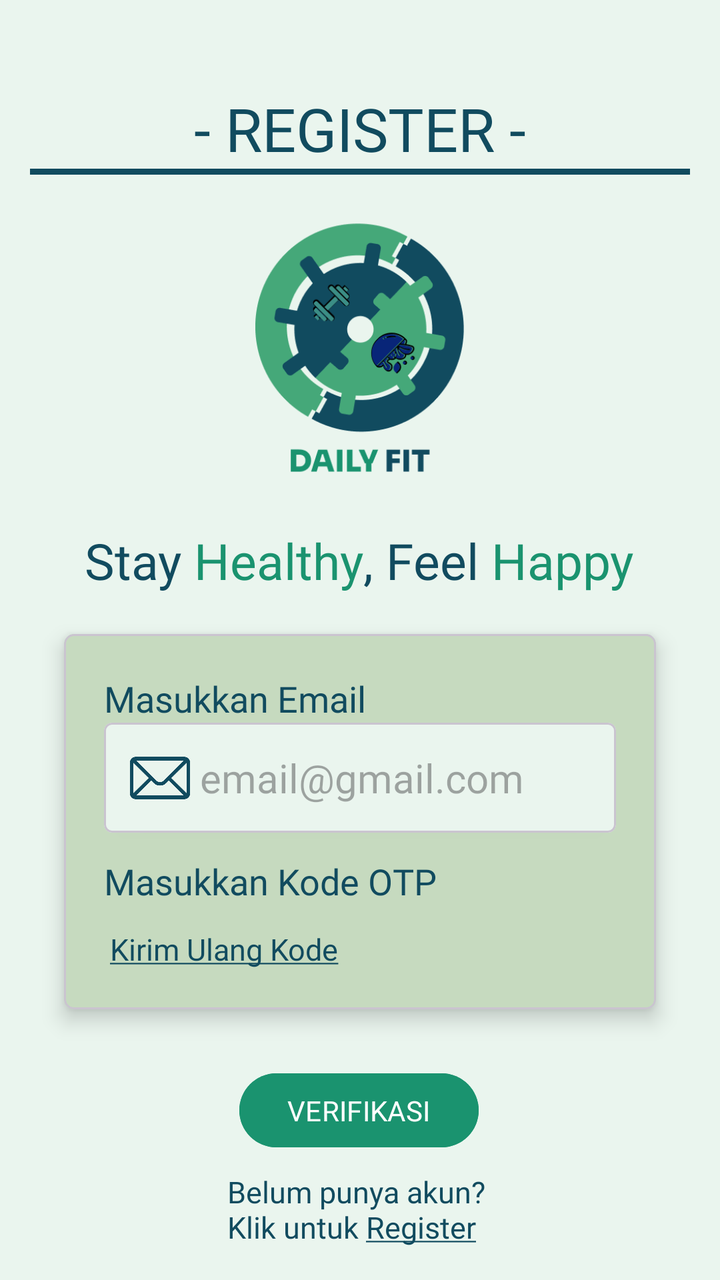
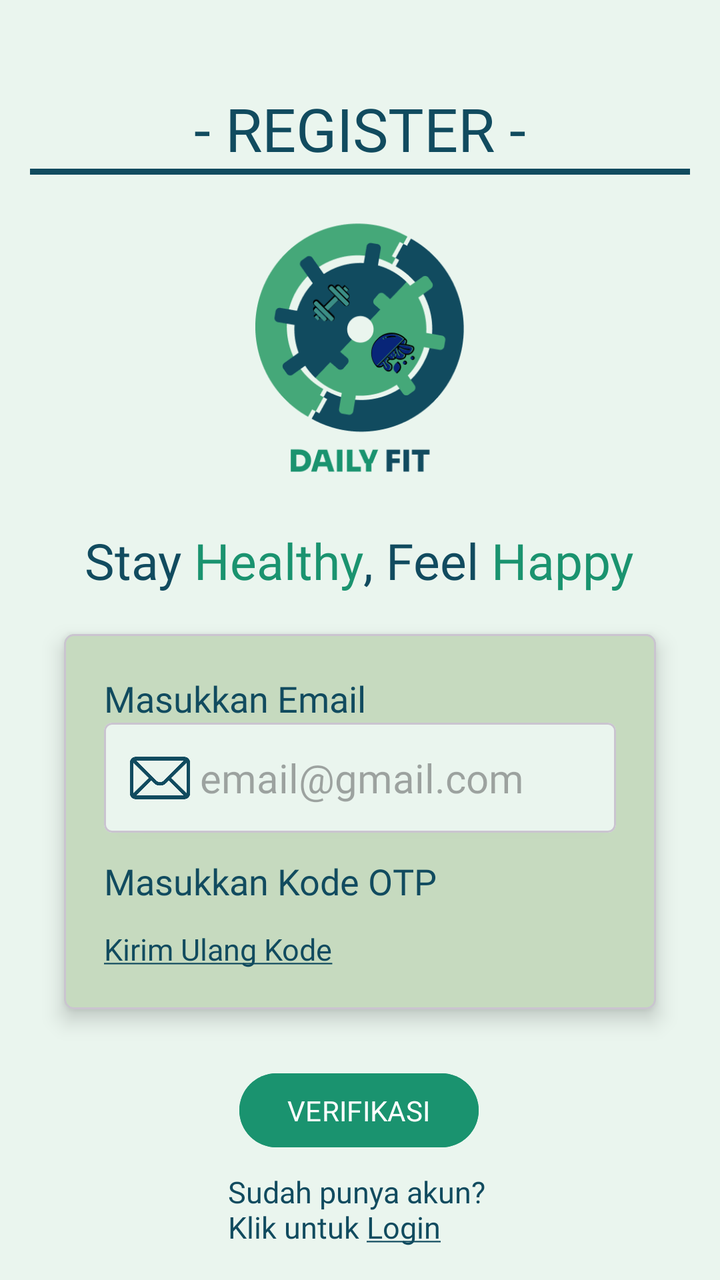

Compare the two renders of this Android layout. The source of the first and the diff that turns it into the second are given below.
<!-- AndroidManifest.xml: application theme Theme.Sherine_TIA -->
<!-- res/layout/activity_register.xml -->
<?xml version="1.0" encoding="utf-8"?>
<androidx.constraintlayout.widget.ConstraintLayout xmlns:android="http://schemas.android.com/apk/res/android"
    xmlns:app="http://schemas.android.com/apk/res-auto"
    xmlns:tools="http://schemas.android.com/tools"
    android:id="@+id/main"
    android:layout_width="match_parent"
    android:layout_height="match_parent"
    android:background="@color/bgColour"
    tools:context=".RegisterActivity">

    <ImageView
        android:id="@+id/imageView"
        android:layout_width="189dp"
        android:layout_height="150dp"
        android:layout_marginTop="9dp"
        app:layout_constraintEnd_toEndOf="parent"
        app:layout_constraintStart_toStartOf="parent"
        app:layout_constraintTop_toBottomOf="@+id/head"
        app:srcCompat="@drawable/logo_daily_fit" />

    <View
        android:id="@+id/toolbarLine"
        android:layout_width="330dp"
        android:layout_height="3dp"
        android:layout_gravity="bottom"
        android:background="@color/blue"
        app:layout_constraintEnd_toEndOf="parent"
        app:layout_constraintStart_toStartOf="parent"
        app:layout_constraintTop_toBottomOf="@+id/head" />

    <TextView
        android:id="@+id/textView"
        android:layout_width="wrap_content"
        android:layout_height="wrap_content"
        android:layout_marginTop="20dp"
        android:fontFamily="@font/nunito_bold"
        android:text="@string/tagline"
        android:textColor="@color/blue"
        android:textSize="25sp"
        app:layout_constraintEnd_toEndOf="parent"
        app:layout_constraintHorizontal_bias="0.497"
        app:layout_constraintStart_toStartOf="parent"
        app:layout_constraintTop_toBottomOf="@+id/imageView" />

    <com.google.android.material.card.MaterialCardView
        android:id="@+id/cardViewInput"
        android:layout_width="0dp"
        android:layout_height="wrap_content"
        android:layout_marginHorizontal="32dp"
        android:layout_marginTop="20dp"
        android:backgroundTint="@color/cardBg"
        app:cardCornerRadius="5dp"
        app:cardElevation="6dp"
        app:layout_constraintBottom_toTopOf="@+id/btnLogin"
        app:layout_constraintEnd_toEndOf="parent"
        app:layout_constraintStart_toStartOf="parent"
        app:layout_constraintTop_toBottomOf="@+id/textView">

        <androidx.constraintlayout.widget.ConstraintLayout
            android:layout_width="match_parent"
            android:layout_height="wrap_content"
            android:paddingHorizontal="20dp"
            android:paddingVertical="20dp">

            <TextView
                android:id="@+id/txtEmail"
                android:layout_width="wrap_content"
                android:layout_height="wrap_content"
                android:fontFamily="@font/nunito_medium"
                android:text="Masukkan Email"
                android:textColor="@color/blue"
                android:textSize="18sp"
                app:layout_constraintStart_toStartOf="parent"
                app:layout_constraintTop_toTopOf="parent" />

            <com.google.android.material.card.MaterialCardView
                android:id="@+id/cardViewInputEmail"
                android:layout_width="0dp"
                android:layout_height="wrap_content"
                android:backgroundTint="@color/bgColour"
                app:cardCornerRadius="4dp"
                app:cardElevation="2dp"
                app:layout_constraintEnd_toEndOf="parent"
                app:layout_constraintStart_toStartOf="parent"
                app:layout_constraintTop_toBottomOf="@+id/txtEmail">

                <androidx.constraintlayout.widget.ConstraintLayout
                    android:layout_width="match_parent"
                    android:layout_height="wrap_content"
                    android:padding="5dp">

                    <ImageView
                        android:id="@+id/user_img"
                        android:layout_width="30dp"
                        android:layout_height="30dp"
                        android:layout_marginStart="8dp"
                        app:layout_constraintBottom_toBottomOf="parent"
                        app:layout_constraintStart_toStartOf="parent"
                        app:layout_constraintTop_toTopOf="parent"
                        app:srcCompat="@drawable/email"
                        app:tint="@color/blue" />

                    <EditText
                        android:id="@+id/edtUsername"
                        android:layout_width="0dp"
                        android:layout_height="45dp"
                        android:layout_marginStart="5dp"
                        android:background="@android:color/transparent"
                        android:ems="10"
                        android:fontFamily="@font/nunito_medium"
                        android:hint="email@gmail.com"
                        android:inputType="text"
                        android:textColor="@color/blue"
                        android:textSize="20sp"
                        app:layout_constraintBottom_toBottomOf="@+id/user_img"
                        app:layout_constraintEnd_toEndOf="parent"
                        app:layout_constraintHorizontal_bias="0.0"
                        app:layout_constraintStart_toEndOf="@+id/user_img"
                        app:layout_constraintTop_toTopOf="@+id/user_img" />

                </androidx.constraintlayout.widget.ConstraintLayout>
            </com.google.android.material.card.MaterialCardView>


            <TextView
                android:id="@+id/textRememberMe2"
                android:layout_width="120dp"
                android:layout_height="wrap_content"
                android:fontFamily="@font/nunito_regular"
                android:text="@string/txtKode"
                android:textAlignment="center"
                android:textColor="@color/blue"
                android:textSize="15sp"
                app:layout_constraintEnd_toEndOf="parent"
                app:layout_constraintHorizontal_bias="0.0"
                app:layout_constraintStart_toStartOf="parent"
                app:layout_constraintTop_toBottomOf="@+id/otpContainer" />

            <TextView
                android:id="@+id/txtOTP"
                android:layout_width="170dp"
                android:layout_height="28dp"
                android:layout_marginTop="12dp"
                android:fontFamily="@font/nunito_medium"
                android:text="Masukkan Kode OTP"
                android:textColor="@color/blue"
                android:textSize="18sp"
                app:layout_constraintStart_toStartOf="parent"
                app:layout_constraintTop_toBottomOf="@+id/cardViewInputEmail" />


            <LinearLayout
                android:id="@+id/otpContainer"
                android:layout_width="0dp"
                android:layout_height="wrap_content"
                android:layout_marginTop="8dp"
                android:gravity="center"
                android:orientation="horizontal"
                app:layout_constraintTop_toBottomOf="@id/txtOTP"
                app:layout_constraintStart_toStartOf="parent"
                app:layout_constraintEnd_toEndOf="parent"
                tools:layout="@layout/otp_code"
                tools:layoutPreviewChildCount="5">

            </LinearLayout>

        </androidx.constraintlayout.widget.ConstraintLayout>

    </com.google.android.material.card.MaterialCardView>

    <Button
        android:id="@+id/btnLogin"
        android:layout_width="wrap_content"
        android:layout_height="45dp"
        android:layout_marginHorizontal="32dp"
        android:layout_marginTop="28dp"
        android:backgroundTint="@color/green"
        android:fontFamily="@font/nunito_medium"
        android:text="VERIFIKASI"
        app:layout_constraintEnd_toEndOf="parent"
        app:layout_constraintHorizontal_bias="0.498"
        app:layout_constraintStart_toStartOf="parent"
        app:layout_constraintTop_toBottomOf="@+id/cardViewInput" />

    <TextView
        android:id="@+id/textView2"
        android:layout_width="wrap_content"
        android:layout_height="wrap_content"
        android:layout_marginTop="8dp"
        android:clickable="true"
        android:focusable="true"
        android:fontFamily="@font/nunito_regular"
        android:text="@string/txtRegister"
        android:textColor="@color/blue"
        android:textSize="15sp"
        app:layout_constraintEnd_toEndOf="parent"
        app:layout_constraintStart_toStartOf="parent"
        app:layout_constraintTop_toBottomOf="@+id/btnLogin" />

    <TextView
        android:id="@+id/head"
        android:layout_width="wrap_content"
        android:layout_height="wrap_content"
        android:layout_marginTop="44dp"
        android:fontFamily="@font/sora_bold"
        android:text="- REGISTER -"
        android:textColor="@color/blue"
        android:textSize="30sp"
        app:layout_constraintEnd_toEndOf="parent"
        app:layout_constraintStart_toStartOf="parent"
        app:layout_constraintTop_toTopOf="parent" />

    <Button
        android:id="@+id/btnRegister"
        android:layout_width="67dp"
        android:layout_height="18dp"
        android:background="@android:color/transparent"
        android:text=""
        app:layout_constraintBottom_toBottomOf="@+id/textView2"
        app:layout_constraintEnd_toEndOf="@+id/textView2"
        app:layout_constraintTop_toTopOf="@+id/textView2"
        app:layout_constraintVertical_bias="1.0" />

</androidx.constraintlayout.widget.ConstraintLayout>
<!-- res/layout/otp_code.xml (included above) -->
<?xml version="1.0" encoding="utf-8"?>
<com.google.android.material.card.MaterialCardView
    xmlns:android="http://schemas.android.com/apk/res/android"
    xmlns:app="http://schemas.android.com/apk/res-auto"
    android:layout_width="50dp"
    android:layout_height="50dp"
    android:backgroundTint="@color/bgColour"
    app:cardCornerRadius="4dp"
    app:cardElevation="2dp">

    <androidx.constraintlayout.widget.ConstraintLayout
        android:layout_width="match_parent"
        android:layout_height="match_parent"
        android:padding="5dp">

        <EditText
            android:id="@+id/txtKode"
            android:layout_width="0dp"
            android:layout_height="0dp"
            android:background="@android:color/transparent"
            android:fontFamily="@font/nunito_medium"
            android:gravity="center"
            android:inputType="number"
            android:maxLength="1"
            android:singleLine="true"
            android:textColor="@color/blue"
            android:textSize="28sp"
            app:layout_constraintTop_toTopOf="parent"
            app:layout_constraintBottom_toBottomOf="parent"
            app:layout_constraintStart_toStartOf="parent"
            app:layout_constraintEnd_toEndOf="parent"/>

        <View
            android:layout_width="35dp"
            android:layout_height="3dp"
            android:background="@color/blue"
            app:layout_constraintBottom_toBottomOf="parent"
            app:layout_constraintStart_toStartOf="parent"
            app:layout_constraintEnd_toEndOf="parent"/>

    </androidx.constraintlayout.widget.ConstraintLayout>

</com.google.android.material.card.MaterialCardView>
<!-- resources referenced by this layout -->
<resources>
  <color name="bgColour">#EAF5EE</color>
  <color name="blue">#114B5F</color>
  <color name="cardBg">#C6DABF</color>
  <color name="green">#1A936F</color>
  <!-- drawable email: png bitmap (drawable, 13860 bytes) -->
  <!-- drawable logo_daily_fit: png bitmap (drawable, 26245 bytes) -->
  <string name="tagline"><font color="#114B5F">Stay </font><font color="#1A936F">Healthy</font><font color="#114B5F">, Feel </font><font color="#1A936F">Happy</font></string>
  <string name="txtKode"> <u>Kirim Ulang Kode</u></string>
  <string name="txtRegister">Belum punya akun? \nKlik untuk <u>Register</u></string>
  <style name="Theme.Sherine_TIA" parent="Base.Theme.Sherine_TIA" />
  <style name="Base.Theme.Sherine_TIA" parent="Theme.Material3.DayNight.NoActionBar">
          
          
      </style>
</resources>

<!-- the commit's change to res/layout/activity_register.xml (unified diff, before → after) -->
@@ -121,10 +121,20 @@
                 </androidx.constraintlayout.widget.ConstraintLayout>
             </com.google.android.material.card.MaterialCardView>
 
+            <Button
+                android:id="@+id/btnOTP"
+                android:layout_width="117dp"
+                android:layout_height="20dp"
+                android:background="@android:color/transparent"
+                android:text=""
+                app:layout_constraintBottom_toBottomOf="@+id/txtSendCode"
+                app:layout_constraintEnd_toEndOf="@+id/txtSendCode"
+                app:layout_constraintTop_toTopOf="@+id/txtSendCode"
+                app:layout_constraintVertical_bias="1.0" />
 
             <TextView
-                android:id="@+id/textRememberMe2"
-                android:layout_width="120dp"
+                android:id="@+id/txtSendCode"
+                android:layout_width="wrap_content"
                 android:layout_height="wrap_content"
                 android:fontFamily="@font/nunito_regular"
                 android:text="@string/txtKode"
@@ -169,7 +179,7 @@
     </com.google.android.material.card.MaterialCardView>
 
     <Button
-        android:id="@+id/btnLogin"
+        android:id="@+id/btnVerifikasi"
         android:layout_width="wrap_content"
         android:layout_height="45dp"
         android:layout_marginHorizontal="32dp"
@@ -190,12 +200,12 @@
         android:clickable="true"
         android:focusable="true"
         android:fontFamily="@font/nunito_regular"
-        android:text="@string/txtRegister"
+        android:text="@string/txtLogin"
         android:textColor="@color/blue"
         android:textSize="15sp"
         app:layout_constraintEnd_toEndOf="parent"
         app:layout_constraintStart_toStartOf="parent"
-        app:layout_constraintTop_toBottomOf="@+id/btnLogin" />
+        app:layout_constraintTop_toBottomOf="@+id/btnVerifikasi" />
 
     <TextView
         android:id="@+id/head"
@@ -212,8 +222,9 @@
 
     <Button
         android:id="@+id/btnRegister"
-        android:layout_width="67dp"
-        android:layout_height="18dp"
+        android:layout_width="45dp"
+        android:layout_height="21dp"
+        android:layout_marginEnd="20dp"
         android:background="@android:color/transparent"
         android:text=""
         app:layout_constraintBottom_toBottomOf="@+id/textView2"
@@ -231,7 +242,9 @@
     android:layout_height="50dp"
     android:backgroundTint="@color/bgColour"
     app:cardCornerRadius="4dp"
-    app:cardElevation="2dp">
+    app:cardElevation="2dp"
+    android:layout_marginHorizontal="4dp"
+    android:layout_marginBottom="6dp">
 
     <androidx.constraintlayout.widget.ConstraintLayout
         android:layout_width="match_parent"
<!-- resource entries referenced after the edit -->
@@ -8,7 +8,7 @@
   <!-- drawable logo_daily_fit: png bitmap (drawable, 26245 bytes) -->
   <string name="tagline"><font color="#114B5F">Stay </font><font color="#1A936F">Healthy</font><font color="#114B5F">, Feel </font><font color="#1A936F">Happy</font></string>
   <string name="txtKode"> <u>Kirim Ulang Kode</u></string>
-  <string name="txtRegister">Belum punya akun? \nKlik untuk <u>Register</u></string>
+  <string name="txtLogin">Sudah punya akun? \nKlik untuk <u>Login</u></string>
   <style name="Theme.Sherine_TIA" parent="Base.Theme.Sherine_TIA" />
   <style name="Base.Theme.Sherine_TIA" parent="Theme.Material3.DayNight.NoActionBar">
           
